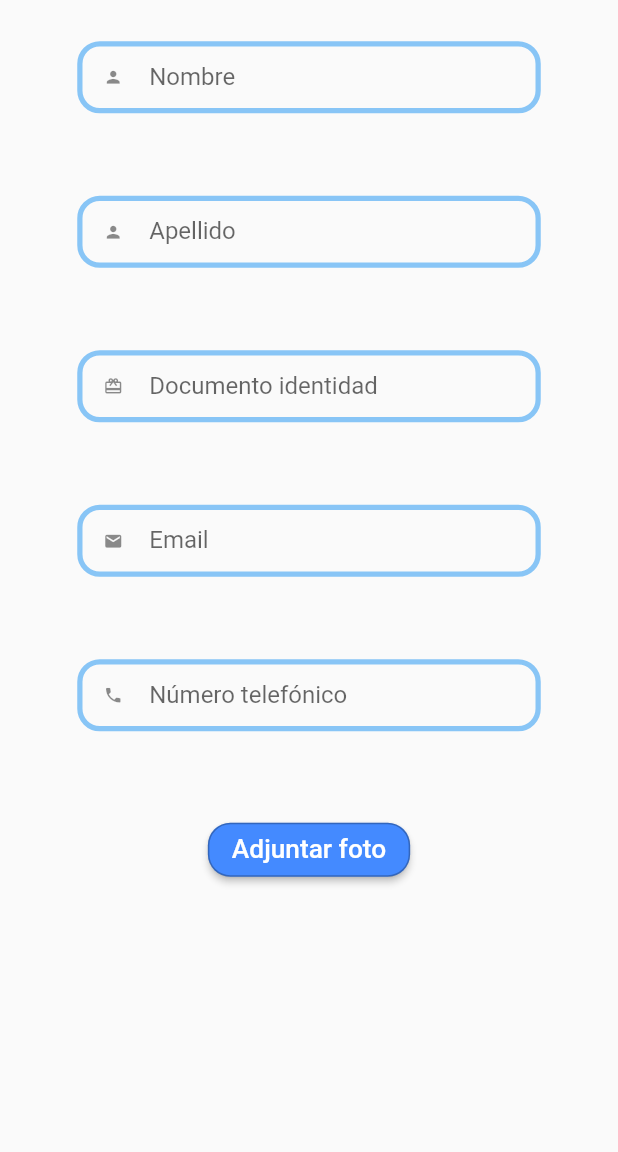
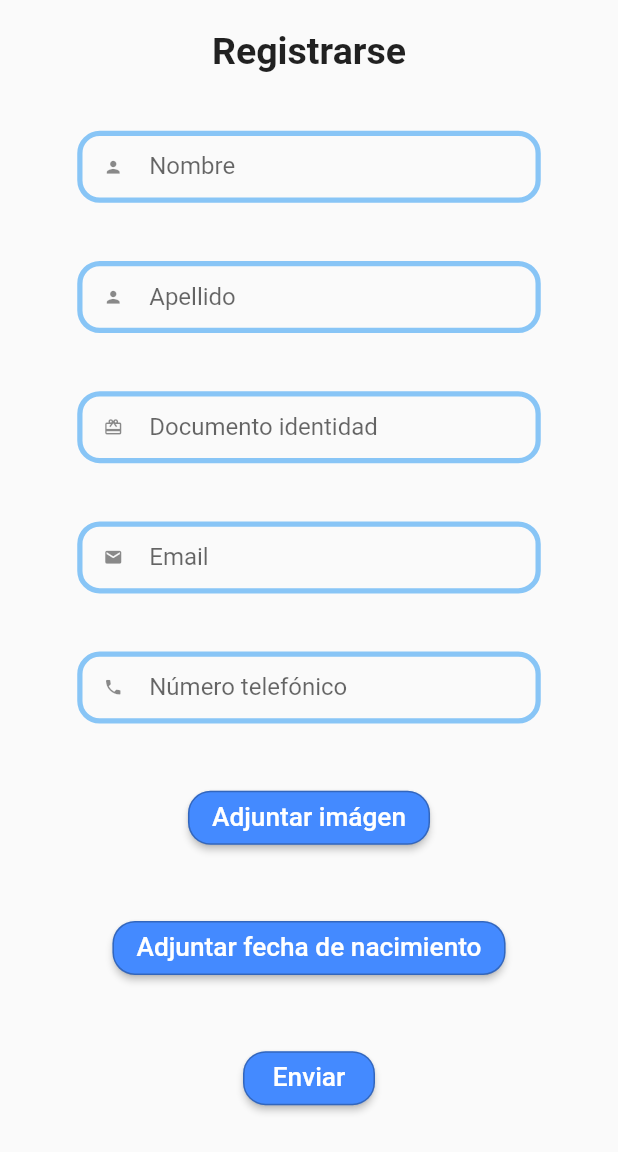
Before and after one commit to jhoncke2/users_registration, a Flutter app: the screen it shows after launch, on a phone screen of 412 x 824 dp. Shown: the top 1152 px of the screen. Run offline on Flutter 3.47's test engine with Material 2 defaults, Android fonts, the phone set to English and light mode, and no system bars; our stand-ins replace bloc, dartz, equatable, flutter_bloc, get_it, image_picker.

```diff
--- a/lib/features/registration/presentation/bloc/registration_state.dart
+++ b/lib/features/registration/presentation/bloc/registration_state.dart
@@ -4,7 +4,7 @@ abstract class RegistrationState extends Equatable {
   const RegistrationState();
 
   @override
-  List<Object> get props => [];
+  List<Object> get props => [this.runtimeType];
 }
 
 class OnEmptyRegistration extends RegistrationState {}
@@ -12,3 +12,12 @@ class OnEmptyRegistration extends RegistrationState {}
 class OnLoadingRegistration extends RegistrationState{}
 
 class OnSuccessfulyRegistrated extends RegistrationState{}
+
+class OnRegistrationError extends RegistrationState{
+  final String message;
+  OnRegistrationError({
+    @required this.message
+  });
+  @override
+  List<Object> get props => [...super.props, this.message];
+}
--- a/lib/features/registration/presentation/page/register_page.dart
+++ b/lib/features/registration/presentation/page/register_page.dart
@@ -1,7 +1,10 @@
 import 'dart:io';
+import 'package:flutter/material.dart';
+import 'package:flutter_bloc/flutter_bloc.dart';
+import 'package:image_picker/image_picker.dart';
+import 'package:registro_usuarios/features/registration/presentation/bloc/registration_bloc.dart';
+import '../../../../dependencies_injection.dart';
 
-import 'package:flutter/material.dart';
-import 'package:image_picker/image_picker.dart';
 // ignore: must_be_immutable
 class RegisterPage extends StatefulWidget {
   final ImagePicker picker = ImagePicker();
@@ -26,30 +29,102 @@ class RegisterPage extends StatefulWidget {
 class _RegisterPageState extends State<RegisterPage> {
   DateTime birthDate;
   File photo;
+  RegistrationState blocState;
   BuildContext context;
 
   @override
   Widget build(BuildContext context) {
-    this.context = context;
     return Scaffold(
-      body: SafeArea(
-        child: Container(
-          height: MediaQuery.of(context).size.height * 0.75,
-          padding: EdgeInsets.symmetric(horizontal: MediaQuery.of(context).size.width * 0.125),
-          child: Center(
-            child: Column(
-              mainAxisAlignment: MainAxisAlignment.spaceAround,
-              children: [
-                _createGeneralInput(widget.nameController, TextInputType.name, Icons.person, 'Nombre'),
-                _createGeneralInput(widget.nameController, TextInputType.name, Icons.person, 'Apellido'),
-                _createGeneralInput(widget.nameController, TextInputType.number, Icons.card_giftcard, 'Documento identidad'),
-                _createGeneralInput(widget.nameController, TextInputType.emailAddress, Icons.email, 'Email'),
-                _createGeneralInput(widget.nameController, TextInputType.phone, Icons.phone, 'Número telefónico'),
-                _createPickImageButton()
-              ],
+      body: BlocProvider<RegistrationBloc>(
+        create: (_)=>sl(),
+        child: SafeArea(
+          child: Container(
+            height: MediaQuery.of(context).size.height * 0.925,
+            padding: EdgeInsets.symmetric(horizontal: MediaQuery.of(context).size.width * 0.125),
+            child: Center(
+              child: BlocBuilder<RegistrationBloc, RegistrationState>(
+                builder: (blocContext, state){
+                  this.context = blocContext;
+                  this.blocState = state;
+                  if(state is OnSuccessfulyRegistrated)
+                    return _createSuccessfulyRegistratedText();
+                  else if(state is OnRegistrationError){
+                    _resetForm();
+                    return _createMessageWidget(state.message, Colors.redAccent, Colors.white);
+                  }
+                  else
+                    return _createFormComponents();
+                },
+              ),
             ),
           ),
         ),
+      ),
+    );
+  }
+
+  Widget _createSuccessfulyRegistratedText(){
+    return _createMessageWidget(
+      'El usuario ha sido registrado',
+      Colors.greenAccent,
+      Colors.black
+    );
+  }
+
+  void _resetForm(){
+    widget.nameController.text = null;
+    widget.lastNameController.text = null;
+    widget.docNumberController.text = null;
+    widget.emailController.text = null;
+    widget.phoneController.text = null;
+    this.photo = null;
+    birthDate = null;
+  }
+
+  Widget _createMessageWidget(String message, Color backgroundColor, Color textColor){
+    return Container(
+      padding: EdgeInsets.symmetric(
+        horizontal: 35,
+        vertical: 30
+      ),
+      decoration: BoxDecoration(
+        color: backgroundColor,
+        borderRadius: BorderRadius.circular(25)
+      ),
+      child: Text(
+        message,
+        style: TextStyle(
+          fontSize: 20,
+          fontWeight: FontWeight.bold,
+          color: textColor
+        ),
+      ),
+    );
+  }
+
+  Widget _createFormComponents(){
+    return Column(
+      mainAxisAlignment: MainAxisAlignment.spaceAround,
+      children: [
+        _createTitle(),
+        _createGeneralInput(widget.nameController, TextInputType.name, Icons.person, 'Nombre'),
+        _createGeneralInput(widget.lastNameController, TextInputType.name, Icons.person, 'Apellido'),
+        _createGeneralInput(widget.docNumberController, TextInputType.number, Icons.card_giftcard, 'Documento identidad'),
+        _createGeneralInput(widget.emailController, TextInputType.emailAddress, Icons.email, 'Email'),
+        _createGeneralInput(widget.phoneController, TextInputType.phone, Icons.phone, 'Número telefónico'),
+        _createPickImageButton(),
+        _createDateButton(),
+        _createSendButton()
+      ],
+    );
+  }
+
+  Widget _createTitle(){
+    return Text(
+      'Registrarse',
+      style: TextStyle(
+        fontSize: 25,
+        fontWeight: FontWeight.bold
       ),
     );
   }
@@ -104,11 +179,18 @@ class _RegisterPageState extends State<RegisterPage> {
   }
 
   Widget _createPickImageButton(){
+    if(this.photo == null)
+      return _createButton('Adjuntar imágen', _pickImg);
+    else
+      return _createInformationText('Imágen adjuntada');
+  }
+
+  Widget _createButton(String text, Function onPressed){
     return MaterialButton(
       color: Colors.blueAccent,
       shape: _createBtnShape(),
-      child: _createButtonText('Adjuntar foto'),
-      onPressed: _pickImg
+      child: _createButtonText(text),
+      onPressed: onPressed
     );
   }
 
@@ -136,10 +218,58 @@ class _RegisterPageState extends State<RegisterPage> {
   Future<void> _pickImg()async{
     try{
       this.photo = await ImagePicker.pickImage(source: ImageSource.gallery);
+      setState(() {
+      });
     }catch(_){
 
     }
-
   }
 
+  Widget _createInformationText(String text){
+     return Text(
+      text,
+      style: TextStyle(
+        fontSize: 17.5
+      ),
+    );
+  }
+
+  Widget _createDateButton(){
+    if(this.birthDate == null)
+      return _createButton('Adjuntar fecha de nacimiento', _pickBirthDate);
+    else
+      return _createInformationText(
+        'Fecha de nacimiento: ${this.birthDate.year}-${this.birthDate.month}-${this.birthDate.day}'
+      );
+  }
+
+  Future<void> _pickBirthDate()async{
+    this.birthDate = await showDatePicker(
+      context: context,
+      initialDate: DateTime.now(),
+      firstDate: DateTime(1900),
+      lastDate: DateTime(2050)
+    );
+    setState(() {
+    });
+  }
+
+  Widget _createSendButton(){
+    if(blocState is OnEmptyRegistration || blocState is OnSuccessfulyRegistrated)
+      return _createButton('Enviar', (){
+        BlocProvider.of<RegistrationBloc>(context).add(RegisterEvent(
+          name: widget.nameController.text,
+          lastName: widget.lastNameController.text,
+          docNumber: int.parse( widget.docNumberController.text ),
+          email: widget.emailController.text,
+          phone: int.parse( widget.phoneController.text ),
+          birthDate: this.birthDate,
+          photo: this.photo
+        ));
+      });
+    else
+      return CircularProgressIndicator(
+        backgroundColor: Colors.blueAccent,
+      );
+  }
 }
--- a/lib/main.dart
+++ b/lib/main.dart
@@ -1,7 +1,11 @@
 import 'package:flutter/material.dart';
 import 'package:registro_usuarios/features/registration/presentation/page/register_page.dart';
+import 'package:registro_usuarios/dependencies_injection.dart' as dI;
 
-void main() => runApp(MyApp());
+void main(){
+  dI.init();
+  runApp(MyApp());
+}
 
 class MyApp extends StatelessWidget {
   @override
```
Also changed, not shown: lib/dependencies_injection.dart (added, +16 -0 lines), lib/features/registration/data/data_sources/registration_remote_data_source.dart (+16 -2 lines), lib/features/registration/presentation/bloc/registration_bloc.dart (+15 -2 lines), 1 other file.
